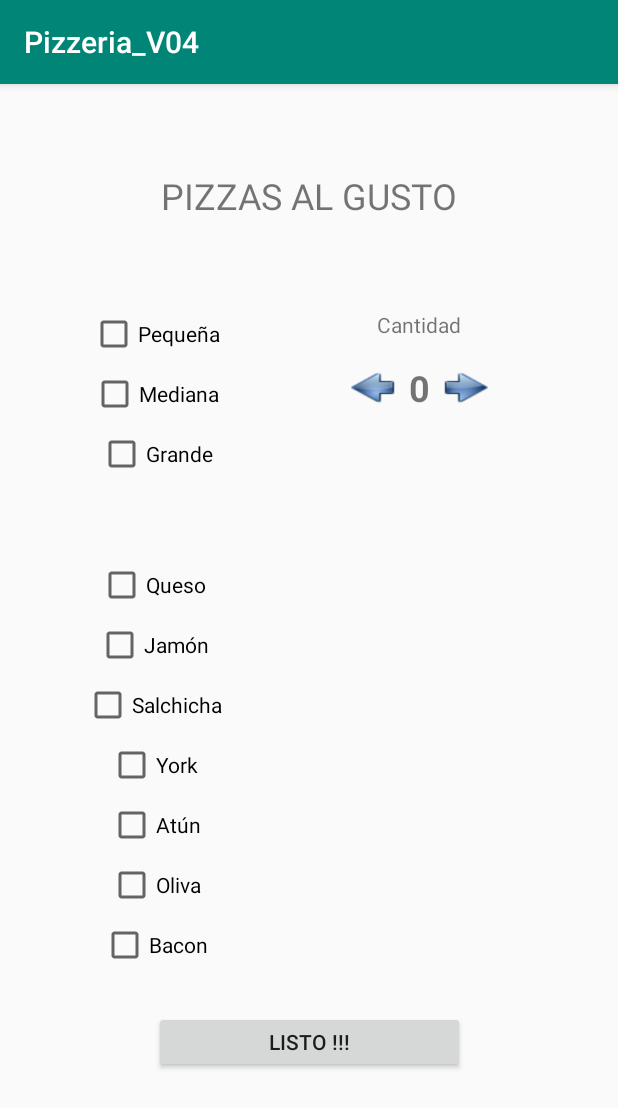
After one commit to rpf1980/ANDROID_pcCompartido, an Android app: the GUI_PizzaAlGusto screen opened directly, with no data from a screen before it, on a phone screen of 412 x 824 dp. The commit adds this screen. Shown: the top 1108 px of the screen. Run offline under Robolectric (Android 15) with nearby library versions, the phone set to English and light mode, and no system bars.

```diff
--- a/Pizzeria_V04/app/src/main/AndroidManifest.xml
+++ b/Pizzeria_V04/app/src/main/AndroidManifest.xml
@@ -9,7 +9,8 @@
         android:roundIcon="@mipmap/ic_launcher_round"
         android:supportsRtl="true"
         android:theme="@style/AppTheme">
-        <activity android:name=".GUI_DetallePizzaCasa"></activity>
+        <activity android:name=".GUI_PizzaAlGusto"></activity>
+        <activity android:name=".GUI_DetallePizzaCasa" />
         <activity android:name=".GUI_deLaCasa" />
         <activity android:name=".GUI_OPCIONES_PEDIDO" />
         <activity android:name=".GUI_PANEL_OPCIONES" />
--- a/Pizzeria_V04/app/src/main/java/com/example/pizzeria_v04/Adaptador.java
+++ b/Pizzeria_V04/app/src/main/java/com/example/pizzeria_v04/Adaptador.java
@@ -8,6 +8,7 @@ import android.widget.BaseAdapter;
 import android.widget.ImageView;
 import android.widget.TextView;
 
+import java.util.ArrayList;
 import java.util.List;
 
 public class Adaptador extends BaseAdapter
@@ -18,7 +19,7 @@ public class Adaptador extends BaseAdapter
     public Adaptador(Context contexto, List<Datos> listaObjetos)
     {
         this.contexto = contexto;
-        ListaObjetos = listaObjetos;
+        this.ListaObjetos = listaObjetos;
     }
 
     @Override
--- a/Pizzeria_V04/app/src/main/java/com/example/pizzeria_v04/Datos.java
+++ b/Pizzeria_V04/app/src/main/java/com/example/pizzeria_v04/Datos.java
@@ -14,6 +14,8 @@ public class Datos implements Serializable
         Detalle = detalle;
         Imagen = imagen;
     }
+
+    public Datos(){}
 
     private String Detalle;
 
--- a/Pizzeria_V04/app/src/main/java/com/example/pizzeria_v04/GUI_OPCIONES_PEDIDO.java
+++ b/Pizzeria_V04/app/src/main/java/com/example/pizzeria_v04/GUI_OPCIONES_PEDIDO.java
@@ -7,10 +7,11 @@ import android.os.Bundle;
 import android.util.Log;
 import android.view.View;
 import android.widget.Button;
+import android.widget.Toast;
 
 public class GUI_OPCIONES_PEDIDO extends AppCompatActivity
 {
-    Button btnDeLaCasa;
+    Button btnDeCasa;
     Button btnEligeIngredientes;
     Button btnFavoritaGuiOpcionesPedido;
 
@@ -20,16 +21,27 @@ public class GUI_OPCIONES_PEDIDO extends AppCompatActivity
         super.onCreate(savedInstanceState);
         setContentView(R.layout.activity_gui__opciones__pedido);
 
-        btnDeLaCasa = findViewById(R.id.idBtnCasaPedido);
+        btnDeCasa = findViewById(R.id.idBtnOpPediCasa);
         btnEligeIngredientes = findViewById(R.id.idBtnEligeIngredientes);
         btnFavoritaGuiOpcionesPedido = findViewById(R.id.idBtnFavoritaPedido);
 
+        btnDeCasa.setOnClickListener(new View.OnClickListener()
+        {
+            @Override
+            public void onClick(View v)
+            {
+
+                getToast("De la casa Ok!!");
+                /*Intent intent = new Intent(getApplicationContext(), GUI_deLaCasa.class);
+                startActivity(intent);*/
+            }
+        });
+
     }
 
-    // Evento Btn DE LA CASA
-    public void onClickDeCasa(View v)
+
+    public void getToast(String msg)
     {
-        Intent intent = new Intent(getApplicationContext(), GUI_deLaCasa.class);
-        startActivity(intent);
+        Toast.makeText(getApplicationContext(), msg, Toast.LENGTH_LONG).show();
     }
 }
--- /dev/null
+++ b/Pizzeria_V04/app/src/main/java/com/example/pizzeria_v04/GUI_PizzaAlGusto.java
@@ -0,0 +1,40 @@
+package com.example.pizzeria_v04;
+
+import androidx.appcompat.app.AppCompatActivity;
+
+import android.os.Bundle;
+import android.widget.Button;
+import android.widget.CheckBox;
+import android.widget.TextView;
+
+public class GUI_PizzaAlGusto extends AppCompatActivity
+{
+    TextView tvContador;
+    Button arrowLeft, arrowRight;
+    CheckBox checkMiniGusto, checkMiddleGusto, checkBigGusto;
+    CheckBox checkQueso, checkJamon, checkSalchicha, checkYork, checkAtun, checkOliva, checkBacon;
+    Button btnListoGusto;
+
+    @Override
+    protected void onCreate(Bundle savedInstanceState)
+    {
+        super.onCreate(savedInstanceState);
+        setContentView(R.layout.activity_gui__pizza_al_gusto);
+
+        // Asociamos los id's
+        tvContador = findViewById(R.id.idTvContadorGusto);
+        arrowLeft = findViewById(R.id.idBtnLeftGusto);
+        arrowRight = findViewById(R.id.idBtnRightGusto);
+        checkMiniGusto = findViewById(R.id.idCheckMinGusto);
+        checkMiddleGusto = findViewById(R.id.idCheckMiddleGusto);
+        checkBigGusto = findViewById(R.id.idCheckBigGusto);
+        checkQueso = findViewById(R.id.idCheckQueso);
+        checkJamon = findViewById(R.id.idCheckJamon);
+        checkSalchicha = findViewById(R.id.idCheckSalchicha);
+        checkYork = findViewById(R.id.idCheckYork);
+        checkAtun = findViewById(R.id.idCheckAtun);
+        checkOliva = findViewById(R.id.idCheckOliva);
+        checkBacon = findViewById(R.id.idCheckBacon);
+        btnListoGusto = findViewById(R.id.idBtnLIstoGusto);
+    }
+}
--- a/Pizzeria_V04/app/src/main/res/layout/activity_gui__opciones__pedido.xml
+++ b/Pizzeria_V04/app/src/main/res/layout/activity_gui__opciones__pedido.xml
@@ -5,17 +5,6 @@
     android:layout_width="match_parent"
     android:layout_height="match_parent"
     tools:context=".GUI_OPCIONES_PEDIDO">
-
-    <Button
-        android:id="@+id/idBtnCasaPedido"
-        android:layout_width="wrap_content"
-        android:layout_height="wrap_content"
-        android:layout_marginTop="65dp"
-        android:onClick="onClickDeCasa"
-        android:text="@string/strBtnDeLaCasa"
-        app:layout_constraintEnd_toEndOf="@+id/textView5"
-        app:layout_constraintStart_toStartOf="@+id/textView5"
-        app:layout_constraintTop_toBottomOf="@+id/textView5" />
 
     <TextView
         android:id="@+id/textView5"
@@ -32,11 +21,11 @@
         android:id="@+id/idBtnEligeIngredientes"
         android:layout_width="wrap_content"
         android:layout_height="wrap_content"
-        android:layout_marginTop="50dp"
+        android:layout_marginTop="54dp"
         android:text="@string/strBtnEligeIngredientes"
-        app:layout_constraintEnd_toEndOf="@+id/idBtnCasaPedido"
-        app:layout_constraintStart_toStartOf="@+id/idBtnCasaPedido"
-        app:layout_constraintTop_toBottomOf="@+id/idBtnCasaPedido" />
+        app:layout_constraintEnd_toEndOf="@+id/idBtnOpPediCasa"
+        app:layout_constraintStart_toStartOf="@+id/idBtnOpPediCasa"
+        app:layout_constraintTop_toBottomOf="@+id/idBtnOpPediCasa" />
 
     <Button
         android:id="@+id/idBtnFavoritaPedido"
@@ -47,4 +36,14 @@
         app:layout_constraintEnd_toEndOf="@+id/idBtnEligeIngredientes"
         app:layout_constraintStart_toStartOf="@+id/idBtnEligeIngredientes"
         app:layout_constraintTop_toBottomOf="@+id/idBtnEligeIngredientes" />
+
+    <Button
+        android:id="@+id/idBtnOpPediCasa"
+        android:layout_width="wrap_content"
+        android:layout_height="wrap_content"
+        android:layout_marginTop="61dp"
+        android:text="@string/strBtnDeLaCasa"
+        app:layout_constraintEnd_toEndOf="@+id/textView5"
+        app:layout_constraintStart_toStartOf="@+id/textView5"
+        app:layout_constraintTop_toBottomOf="@+id/textView5" />
 </androidx.constraintlayout.widget.ConstraintLayout>
--- /dev/null
+++ b/Pizzeria_V04/app/src/main/res/layout/activity_gui__pizza_al_gusto.xml
@@ -0,0 +1,169 @@
+<?xml version="1.0" encoding="utf-8"?>
+<androidx.constraintlayout.widget.ConstraintLayout xmlns:android="http://schemas.android.com/apk/res/android"
+    xmlns:app="http://schemas.android.com/apk/res-auto"
+    xmlns:tools="http://schemas.android.com/tools"
+    android:layout_width="match_parent"
+    android:layout_height="match_parent"
+    tools:context=".GUI_PizzaAlGusto">
+
+    <TextView
+        android:id="@+id/textView10"
+        android:layout_width="wrap_content"
+        android:layout_height="wrap_content"
+        android:layout_marginTop="58dp"
+        android:text="@string/strTvPizzasGusto"
+        android:textSize="24sp"
+        app:layout_constraintEnd_toEndOf="parent"
+        app:layout_constraintStart_toStartOf="parent"
+        app:layout_constraintTop_toTopOf="parent" />
+
+    <CheckBox
+        android:id="@+id/idCheckMinGusto"
+        android:layout_width="wrap_content"
+        android:layout_height="wrap_content"
+        android:layout_marginStart="60dp"
+        android:layout_marginTop="60dp"
+        android:text="@string/strCheckMini"
+        app:layout_constraintStart_toStartOf="parent"
+        app:layout_constraintTop_toBottomOf="@+id/textView10" />
+
+    <CheckBox
+        android:id="@+id/idCheckMiddleGusto"
+        android:layout_width="wrap_content"
+        android:layout_height="wrap_content"
+        android:layout_marginTop="8dp"
+        android:text="@string/strCheckMiddle"
+        app:layout_constraintEnd_toEndOf="@+id/idCheckMinGusto"
+        app:layout_constraintStart_toStartOf="@+id/idCheckMinGusto"
+        app:layout_constraintTop_toBottomOf="@+id/idCheckMinGusto" />
+
+    <CheckBox
+        android:id="@+id/idCheckBigGusto"
+        android:layout_width="wrap_content"
+        android:layout_height="wrap_content"
+        android:layout_marginTop="8dp"
+        android:text="@string/strCheckBig"
+        app:layout_constraintEnd_toEndOf="@+id/idCheckMiddleGusto"
+        app:layout_constraintStart_toStartOf="@+id/idCheckMiddleGusto"
+        app:layout_constraintTop_toBottomOf="@+id/idCheckMiddleGusto" />
+
+    <TextView
+        android:id="@+id/textView11"
+        android:layout_width="wrap_content"
+        android:layout_height="wrap_content"
+        android:text="@string/strTvCantidad"
+        app:layout_constraintEnd_toEndOf="parent"
+        app:layout_constraintStart_toEndOf="@+id/idCheckMinGusto"
+        app:layout_constraintTop_toTopOf="@+id/idCheckMinGusto" />
+
+    <CheckBox
+        android:id="@+id/idCheckQueso"
+        android:layout_width="wrap_content"
+        android:layout_height="wrap_content"
+        android:layout_marginTop="55dp"
+        android:text="@string/strIngredienteQueso"
+        app:layout_constraintStart_toStartOf="@+id/idCheckBigGusto"
+        app:layout_constraintTop_toBottomOf="@+id/idCheckBigGusto" />
+
+    <CheckBox
+        android:id="@+id/idCheckJamon"
+        android:layout_width="wrap_content"
+        android:layout_height="wrap_content"
+        android:layout_marginTop="8dp"
+        android:text="@string/strIngredienteJamon"
+        app:layout_constraintEnd_toEndOf="@+id/idCheckQueso"
+        app:layout_constraintStart_toStartOf="@+id/idCheckQueso"
+        app:layout_constraintTop_toBottomOf="@+id/idCheckQueso" />
+
+    <CheckBox
+        android:id="@+id/idCheckSalchicha"
+        android:layout_width="wrap_content"
+        android:layout_height="wrap_content"
+        android:layout_marginTop="8dp"
+        android:text="@string/strIngredienteSalchicha"
+        app:layout_constraintEnd_toEndOf="@+id/idCheckJamon"
+        app:layout_constraintStart_toStartOf="@+id/idCheckJamon"
+        app:layout_constraintTop_toBottomOf="@+id/idCheckJamon" />
+
+    <CheckBox
+        android:id="@+id/idCheckYork"
+        android:layout_width="wrap_content"
+        android:layout_height="wrap_content"
+        android:layout_marginTop="8dp"
+        android:text="@string/strIngredienteYork"
+        app:layout_constraintEnd_toEndOf="@+id/idCheckSalchicha"
+        app:layout_constraintStart_toStartOf="@+id/idCheckSalchicha"
+        app:layout_constraintTop_toBottomOf="@+id/idCheckSalchicha" />
+
+    <CheckBox
+        android:id="@+id/idCheckAtun"
+        android:layout_width="wrap_content"
+        android:layout_height="wrap_content"
+        android:layout_marginTop="8dp"
+        android:text="@string/strIngredienteAtun"
+        app:layout_constraintStart_toStartOf="@+id/idCheckYork"
+        app:layout_constraintTop_toBottomOf="@+id/idCheckYork" />
+
+    <CheckBox
+        android:id="@+id/idCheckOliva"
+        android:layout_width="wrap_content"
+        android:layout_height="wrap_content"
+        android:layout_marginTop="8dp"
+        android:text="@string/strIngredienteOliva"
+        app:layout_constraintEnd_toEndOf="@+id/idCheckAtun"
+        app:layout_constraintStart_toStartOf="@+id/idCheckAtun"
+        app:layout_constraintTop_toBottomOf="@+id/idCheckAtun" />
+
+    <CheckBox
+        android:id="@+id/idCheckBacon"
+        android:layout_width="wrap_content"
+        android:layout_height="wrap_content"
+        android:layout_marginTop="8dp"
+        android:text="@string/strIngredienteBacon"
+        app:layout_constraintEnd_toEndOf="@+id/idCheckOliva"
+        app:layout_constraintStart_toStartOf="@+id/idCheckOliva"
+        app:layout_constraintTop_toBottomOf="@+id/idCheckOliva" />
+
+    <Button
+        android:id="@+id/idBtnLIstoGusto"
+        android:layout_width="207dp"
+        android:layout_height="41dp"
+        android:layout_marginTop="28dp"
+        android:text="@string/strBtnListo"
+        app:layout_constraintEnd_toEndOf="parent"
+        app:layout_constraintStart_toStartOf="parent"
+        app:layout_constraintTop_toBottomOf="@+id/idCheckBacon" />
+
+    <TextView
+        android:id="@+id/idTvContadorGusto"
+        android:layout_width="wrap_content"
+        android:layout_height="wrap_content"
+        android:layout_marginTop="16dp"
+        android:text="0"
+        android:textSize="24sp"
+        android:textStyle="bold"
+        app:layout_constraintEnd_toEndOf="@+id/textView11"
+        app:layout_constraintStart_toStartOf="@+id/textView11"
+        app:layout_constraintTop_toBottomOf="@+id/textView11" />
+
+    <Button
+        android:id="@+id/idBtnLeftGusto"
+        android:layout_width="31dp"
+        android:layout_height="23dp"
+        android:layout_marginEnd="8dp"
+        android:background="@drawable/arrowleft"
+        app:layout_constraintBottom_toBottomOf="@+id/idTvContadorGusto"
+        app:layout_constraintEnd_toStartOf="@+id/idTvContadorGusto"
+        app:layout_constraintTop_toTopOf="@+id/idTvContadorGusto" />
+
+    <Button
+        android:id="@+id/idBtnRightGusto"
+        android:layout_width="31dp"
+        android:layout_height="23dp"
+        android:layout_marginStart="8dp"
+        android:background="@drawable/arrowright"
+        app:layout_constraintBottom_toBottomOf="@+id/idTvContadorGusto"
+        app:layout_constraintStart_toEndOf="@+id/idTvContadorGusto"
+        app:layout_constraintTop_toTopOf="@+id/idTvContadorGusto" />
+
+</androidx.constraintlayout.widget.ConstraintLayout>
--- a/Pizzeria_V04/app/src/main/res/layout/activity_gui_de_la_casa.xml
+++ b/Pizzeria_V04/app/src/main/res/layout/activity_gui_de_la_casa.xml
@@ -1,16 +1,17 @@
 <?xml version="1.0" encoding="utf-8"?>
-<androidx.constraintlayout.widget.ConstraintLayout xmlns:android="http://schemas.android.com/apk/res/android"
+<LinearLayout xmlns:android="http://schemas.android.com/apk/res/android"
     xmlns:app="http://schemas.android.com/apk/res-auto"
     xmlns:tools="http://schemas.android.com/tools"
     android:layout_width="match_parent"
     android:layout_height="match_parent"
-    tools:context=".GUI_deLaCasa">
+    android:orientation="vertical">
 
     <TextView
         android:id="@+id/textView6"
-        android:layout_width="wrap_content"
+        android:layout_width="match_parent"
         android:layout_height="wrap_content"
         android:layout_marginTop="60dp"
+        android:paddingLeft="110dp"
         android:text="@string/strTvGuiDeLaCasa"
         android:textSize="24sp"
         app:layout_constraintEnd_toEndOf="parent"
@@ -47,11 +48,11 @@
 
     <ListView
         android:id="@+id/lstDatos"
-        android:layout_width="349dp"
-        android:layout_height="489dp"
+        android:layout_width="match_parent"
+        android:layout_height="match_parent"
         app:layout_constraintBottom_toTopOf="@+id/guideline2"
         app:layout_constraintEnd_toStartOf="@+id/guideline6"
         app:layout_constraintStart_toStartOf="@+id/guideline5"
         app:layout_constraintTop_toTopOf="@+id/guideline" />
 
-</androidx.constraintlayout.widget.ConstraintLayout>
+</LinearLayout>
--- a/Pizzeria_V04/app/src/main/res/values/strings.xml
+++ b/Pizzeria_V04/app/src/main/res/values/strings.xml
@@ -37,4 +37,13 @@
     <string name="strTvCantidad">Cantidad</string>
     <string name="strBtnListo">listo !!!</string>
     <string name="strCheckMarcaFavorita">Marcar como favorita</string>
+    <!--GUI PIZZAS AL GUSTO-->
+    <string name="strTvPizzasGusto">PIZZAS AL GUSTO</string>
+    <string name="strIngredienteQueso">Queso</string>
+    <string name="strIngredienteJamon">Jamón</string>
+    <string name="strIngredienteSalchicha">Salchicha</string>
+    <string name="strIngredienteYork">York</string>
+    <string name="strIngredienteAtun">Atún</string>
+    <string name="strIngredienteOliva">Oliva</string>
+    <string name="strIngredienteBacon">Bacon</string>
 </resources>
```
